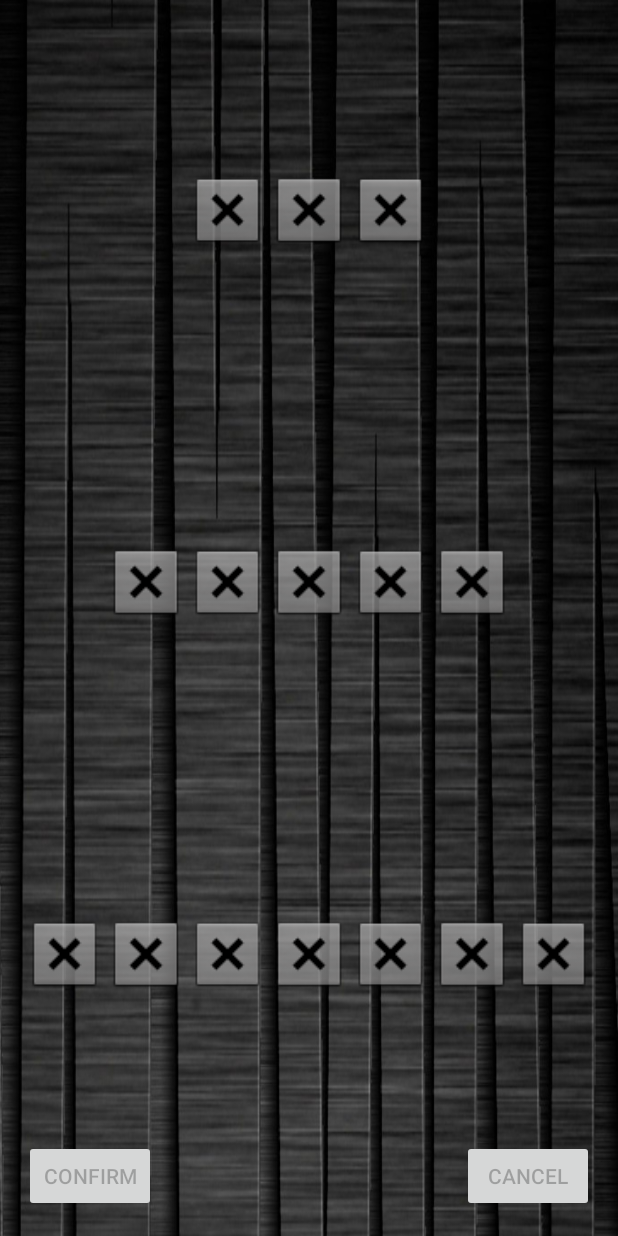
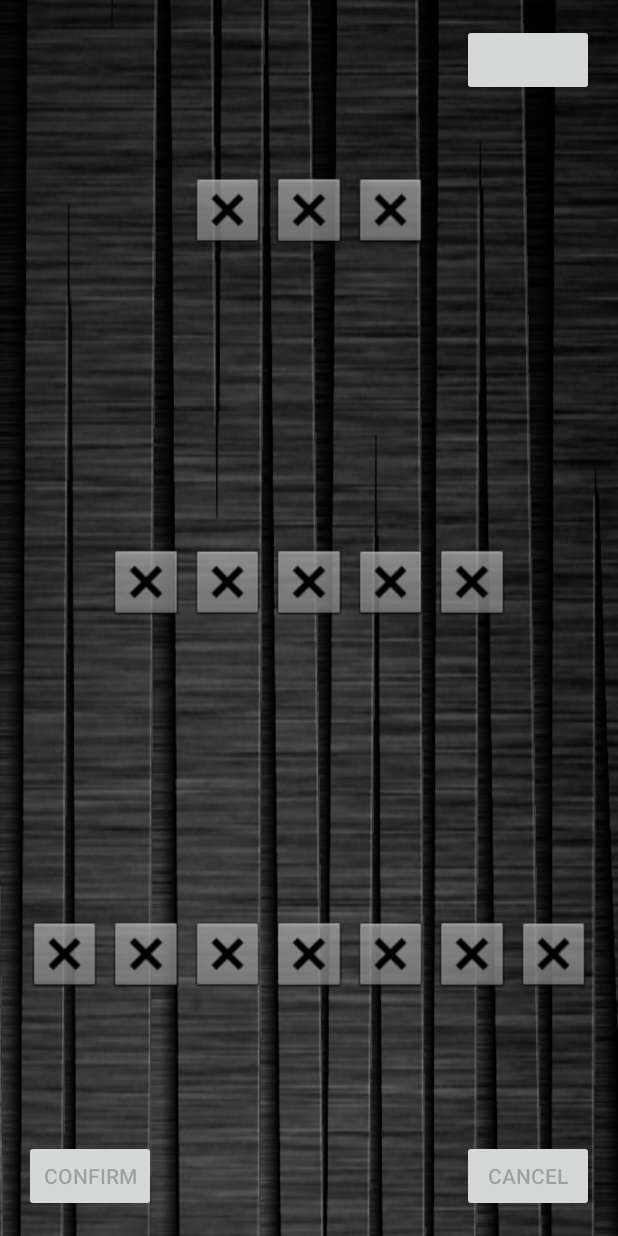
Before and after one commit to sndo9/androidnim, an Android app: the screen it shows after launch (SinglePlayer), on a phone screen of 412 x 824 dp. Run offline under Robolectric (Android 15) with nearby library versions, the phone set to English and light mode, and no system bars; libraries missing offline, so code that uses them is left out: java.lang.

Commit message:
Help page added

```diff
--- a/nim/app/src/main/java/com/sndo9/robert/nim/SinglePlayer.java
+++ b/nim/app/src/main/java/com/sndo9/robert/nim/SinglePlayer.java
@@ -1,7 +1,10 @@
 package com.sndo9.robert.nim;
 
+import android.support.v4.app.FragmentManager;
+import android.support.v4.app.FragmentTransaction;
 import android.support.v7.app.AppCompatActivity;
 import android.os.Bundle;
+import android.util.Log;
 import android.view.View;
 import android.view.animation.Animation;
 import android.view.animation.AnimationUtils;
@@ -10,25 +13,43 @@ import android.widget.ImageView;
 
 import java.util.ArrayList;
 
+import static com.sndo9.robert.nim.GameLogic.pause;
 import static com.sndo9.robert.nim.GameLogic.startGame;
 
 public class SinglePlayer extends AppCompatActivity {
 
-    private ArrayList<stick> sticks = new ArrayList<stick>();
-    private int high = 11;
-    private int low = 0;
-    private int selection;
+//    private ArrayList<stick> sticks = new ArrayList<stick>();
+//    private int high = 11;
+//    private int low = 0;
+//    private int selection;
+//
+//    private Button uno;
+//    private Button dos;
+//    private Button tres;
+//    private Button confirmB;
+//    private Button cancel;
 
-    private Button uno;
-    private Button dos;
-    private Button tres;
-    private Button confirmB;
-    private Button cancel;
+    private Button information;
 
     @Override
     protected void onCreate(Bundle savedInstanceState) {
         super.onCreate(savedInstanceState);
         setContentView(R.layout.activity_single_player);
+
+        information =(Button)findViewById(R.id.buttonInformation);
+
+        information.setOnClickListener(new View.OnClickListener() {
+            @Override
+            public void onClick(View view) {
+                pause();
+                Log.d("i Button", "Worked");
+                FragmentManager f = getSupportFragmentManager();
+                FragmentTransaction fT = f.beginTransaction();
+                Instruction_Page iPage = new Instruction_Page();
+                fT.add(R.id.container, iPage, "hi");
+                fT.commit();
+            }
+        });
 
         View v = findViewById(R.id.activity_single_player);
         startGame(this, v);
@@ -133,7 +154,7 @@ public class SinglePlayer extends AppCompatActivity {
 
     }
 
-    boolean hasEntered = false;
+    //boolean hasEntered = false;
 
 //    public void onClick(View v)
 //    {
--- a/nim/app/src/main/res/layout/activity_single_player.xml
+++ b/nim/app/src/main/res/layout/activity_single_player.xml
@@ -31,6 +31,11 @@
         android:layout_alignParentEnd="true"
         android:enabled="false"
         android:id="@+id/buttonCancel" />
+    <Button
+        android:layout_width="wrap_content"
+        android:layout_height="wrap_content"
+        android:layout_alignParentRight="true"
+        android:id="@+id/buttonInformation"/>
 
     <TextView
         android:layout_width="wrap_content"
@@ -40,6 +45,7 @@
         android:layout_alignParentEnd="true"
         android:textColor="@color/white"
         android:id="@+id/helpText" />
+
     <GridLayout
         android:layout_width="match_parent"
         android:layout_height="match_parent"
@@ -225,4 +231,11 @@
             android:columnCount="7"/>
     </GridLayout>
 
+    <LinearLayout
+        android:layout_width="match_parent"
+        android:layout_height="match_parent"
+        android:id="@+id/container">
+
+    </LinearLayout>
+
 </RelativeLayout>
--- a/nim/app/src/main/res/values/strings.xml
+++ b/nim/app/src/main/res/values/strings.xml
@@ -9,4 +9,7 @@
     <string name="cancel">Cancel</string>
     <string name="confirm">Confirm</string>
     <string name="title_activity_win_screen">WinScreen</string>
+
+    <!-- TODO: Remove or change this placeholder text -->
+    <string name="hello_blank_fragment">Hello blank fragment</string>
 </resources>
```
Also changed, not shown: nim/app/src/main/java/com/sndo9/robert/nim/GameLogic.java (+10 -0 lines), nim/app/src/main/java/com/sndo9/robert/nim/Instruction_Page.java (added, +110 -0 lines), nim/app/src/main/java/com/sndo9/robert/nim/stick.java (+8 -0 lines), nim/app/src/main/res/layout/fragment_instruction__page.xml (added, +56 -0 lines), nim/app/src/main/res/drawable/black.png (added).
